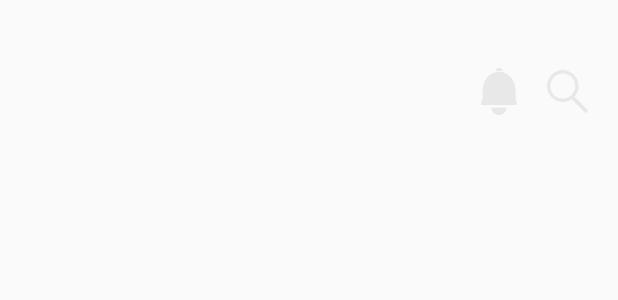
After one commit to haechilim/bookIt, an Android app: the layout fragment_home.xml on its own in the app's theme, with its tools: preview values and no code run, on a phone screen of 412 x 824 dp. The commit adds this screen. Shown: the top 300 px of the screen. Run offline under Robolectric (Android 15) with nearby library versions, the phone set to English and light mode, and no system bars.

Commit message:
home fragment 생성

```diff
--- a/app/src/main/res/layout/activity_main.xml
+++ b/app/src/main/res/layout/activity_main.xml
@@ -8,6 +8,7 @@
     android:orientation="vertical">
 
     <FrameLayout
+        android:id="@+id/frameLayout"
         android:layout_width="match_parent"
         android:layout_height="0dp"
         android:layout_weight="9" />
@@ -16,9 +17,11 @@
         android:layout_width="match_parent"
         android:layout_height="0dp"
         android:layout_weight="1"
-        android:orientation="horizontal">
+        android:orientation="horizontal"
+        android:paddingTop="5dp">
 
         <LinearLayout
+            android:id="@+id/homeButton"
             android:layout_width="wrap_content"
             android:layout_height="35dp"
             android:layout_weight="1"
--- /dev/null
+++ b/app/src/main/res/layout/fragment_home.xml
@@ -0,0 +1,45 @@
+<?xml version="1.0" encoding="utf-8"?>
+<LinearLayout
+    xmlns:android="http://schemas.android.com/apk/res/android"
+    android:layout_width="match_parent"
+    android:layout_height="match_parent"
+    android:orientation="vertical">
+
+    <LinearLayout
+        android:layout_width="match_parent"
+        android:layout_height="0dp"
+        android:layout_weight="1"
+        android:orientation="horizontal">
+
+        <ImageView
+            android:layout_width="wrap_content"
+            android:layout_height="wrap_content"
+            android:layout_weight="1"
+            android:layout_gravity="left|bottom"/>
+
+        <LinearLayout
+            android:layout_width="wrap_content"
+            android:layout_height="wrap_content"
+            android:layout_gravity="right|bottom"
+            android:gravity="center"
+            android:layout_marginBottom="5dp">
+
+            <ImageView
+                android:layout_width="wrap_content"
+                android:layout_height="wrap_content"
+                android:background="@drawable/ic_notice"
+                android:layout_marginRight="20dp"/>
+
+            <ImageView
+                android:layout_width="wrap_content"
+                android:layout_height="wrap_content"
+                android:background="@drawable/ic_search"
+                android:layout_marginRight="20dp"/>
+        </LinearLayout>
+    </LinearLayout>
+
+    <ListView
+        android:layout_width="match_parent"
+        android:layout_height="0dp"
+        android:layout_weight="9"/>
+</LinearLayout>
```
Also changed, not shown: app/src/main/java/com/example/bookit/activity/MainActivity.java (+26 -2 lines), app/src/main/java/com/example/bookit/activity/fragment/FragmentHome.java (added, +17 -0 lines).
